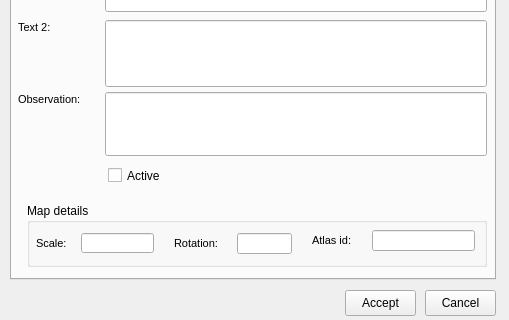
This is ui/plan_psector.ui in Giswater/giswater_qgis_plugin as Qt 5 draws it before an edit; both pictures show x 0 to 509 and y 307 to 627 of the 509 by 627 pixel window. The edited form follows.
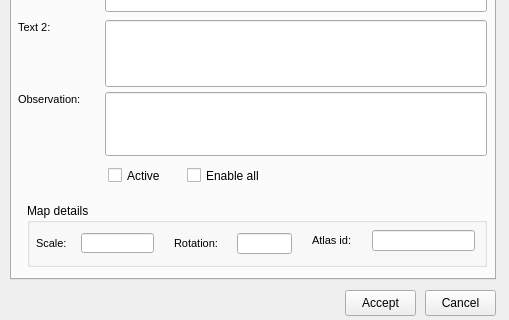
This is the edited form. Icons and pictures are not drawn.

Commit message: added function enabled_all for plan

The edit to the form file:
```diff
--- a/ui/plan_psector.ui
+++ b/ui/plan_psector.ui
@@ -657,6 +657,19 @@
       <string>Active</string>
      </property>
     </widget>
+    <widget class="QCheckBox" name="chk_enable_all">
+     <property name="geometry">
+      <rect>
+       <x>175</x>
+       <y>432</y>
+       <width>141</width>
+       <height>17</height>
+      </rect>
+     </property>
+     <property name="text">
+      <string>Enable all</string>
+     </property>
+    </widget>
    </widget>
    <widget class="QWidget" name="Elements">
     <attribute name="title">
```
Left out of the diff: 8 changed lines with no effect on the pictures. The commit also changes 1 other file.
